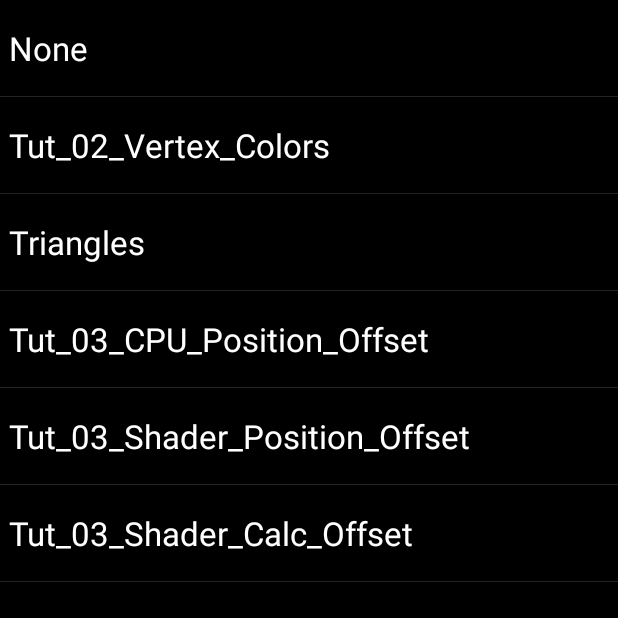
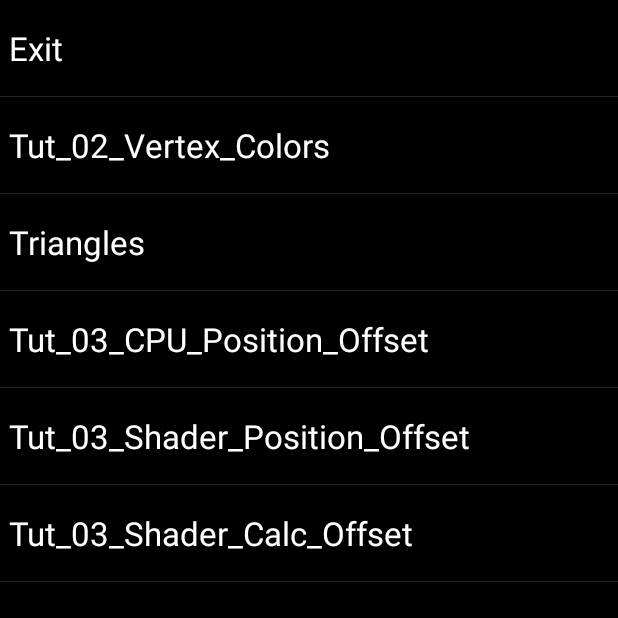
Before and after one commit to j1s1e1/GlslAndroidExamples, an Android app: the screen it shows after launch (Tutorials), on a phone screen of 412 x 824 dp, the top half of it. Run offline under Robolectric (Android 15) with nearby library versions, the light colour scheme and no system bars.

Commit message:
Add Exit Code

```diff
--- a/tutorials/src/main/java/com/tutorial/glsltutorials/tutorials/MainActivity.java
+++ b/tutorials/src/main/java/com/tutorial/glsltutorials/tutorials/MainActivity.java
@@ -11,8 +11,10 @@ import android.view.View;
 import android.view.Window;
 import android.widget.AdapterView;
 import android.widget.SimpleAdapter;
+import android.widget.Toast;
 
 import com.tutorial.glsltutorials.tutorials.GLES_Helpers.Shader;
+import com.tutorial.glsltutorials.tutorials.Text.Symbols;
 import com.tutorial.glsltutorials.tutorials.Tutorials.Tutorials;
 
 import java.util.ArrayList;
@@ -26,12 +28,27 @@ public class MainActivity extends ListActivity {
     private static final String ITEM_IMAGE = "item_image";
     private static final String ITEM_TITLE = "item_title";
     private static final String ITEM_SUBTITLE = "item_subtitle";
+    public static boolean requestExit = false;
     @Override
     protected void onCreate(Bundle savedInstanceState) {
+        super.onCreate(savedInstanceState);
+        if (requestExit) {
+            try {
+                android.os.SystemClock.sleep(2000);
+                //this.onBackPressed();
+                //this.onDestroy();
+                //android.os.SystemClock.sleep(2000);
+                this.finish();
+                System.exit(0);
+            }
+            catch (Exception ex)
+            {
+                // Skp silly message that says we closed the program
+            }
+        }
         this.requestWindowFeature(Window.FEATURE_NO_TITLE);
         super.onCreate(savedInstanceState);
         setContentView(R.layout.activity_main);
-
         Shader.context = this;
 
         // Initialize data
@@ -42,8 +59,8 @@ public class MainActivity extends ListActivity {
         {
             final Map<String, Object> item = new HashMap<String, Object>();
             item.put(ITEM_IMAGE, null);
-            item.put(ITEM_TITLE, "Tutorials Title");
-            item.put(ITEM_SUBTITLE, "Tutorials");
+            item.put(ITEM_TITLE, "GLSL Tutorials -- Press Title to Return to Tutorials, Back or Home to Exit");
+            item.put(ITEM_SUBTITLE, "");
             data.add(item);
             activityMapping.put(i++, Tutorials.class);
         }
@@ -67,6 +84,7 @@ public class MainActivity extends ListActivity {
                 }
             }
         });
+
         // skip this screen
         final Intent launchIntent = new Intent(MainActivity.this, activityMapping.get(0));
         startActivity(launchIntent);
@@ -90,5 +108,4 @@ public class MainActivity extends ListActivity {
         }
         return super.onOptionsItemSelected(item);
     }
-
 }
--- a/tutorials/src/main/res/values/Tutorials.xml
+++ b/tutorials/src/main/res/values/Tutorials.xml
@@ -1,7 +1,7 @@
 <?xml version="1.0" encoding="utf-8"?>
 <resources>
     <string-array name="Tutorials">
-        <item>None</item>
+        <item>Exit</item>
         <item>Tut_02_Vertex_Colors</item>
         <item>Triangles</item>
         <item>Tut_03_CPU_Position_Offset</item>
```
Also changed, not shown: tutorials/src/main/java/com/tutorial/glsltutorials/tutorials/Tutorials/Tutorials.java (+12 -12 lines).
